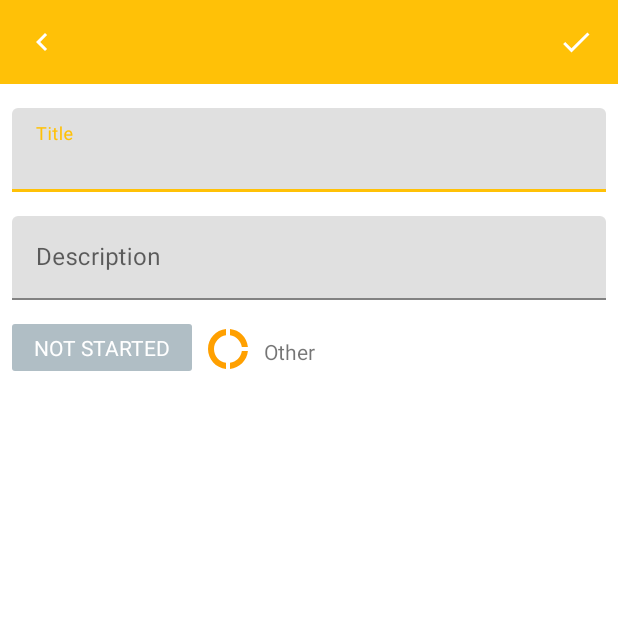
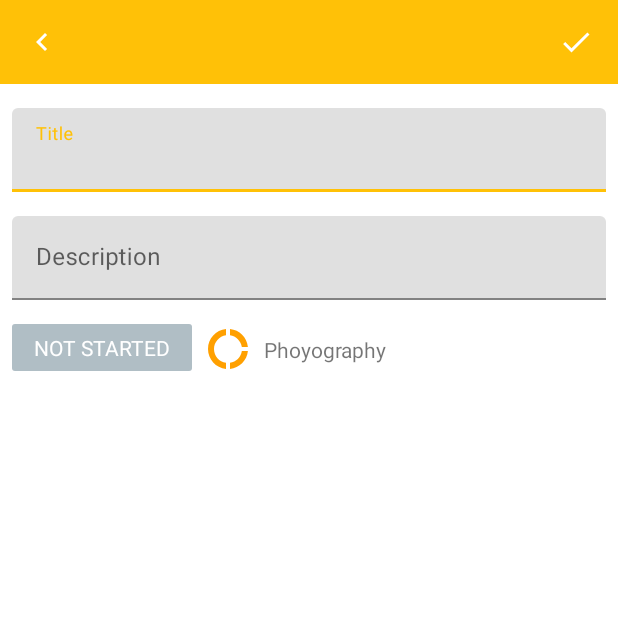
Before and after one commit to luiscarino/next-idea-android, an Android app: the AddActivity screen opened directly, with no data from a screen before it, on a phone screen of 412 x 824 dp, the top half of it. Run offline under Robolectric (Android 15) with nearby library versions, the phone set to English and light mode, and no system bars; 5 statements that could not run were skipped.

Commit message:
Fixed layouts

```diff
--- a/app/src/main/res/layout/activity_add.xml
+++ b/app/src/main/res/layout/activity_add.xml
@@ -106,16 +106,15 @@
     <TextView
         android:id="@+id/categoryNameTextView"
         android:layout_width="0dp"
-        android:layout_height="0dp"
+        android:layout_height="19dp"
         android:layout_marginBottom="8dp"
         android:layout_marginEnd="8dp"
         android:layout_marginStart="8dp"
         android:layout_marginTop="8dp"
-        android:text="Other"
+        android:text="Phoyography"
         app:layout_constraintBottom_toBottomOf="@+id/categoryIcon"
         app:layout_constraintEnd_toEndOf="parent"
         app:layout_constraintStart_toEndOf="@+id/categoryIcon"
-        app:layout_constraintTop_toTopOf="@+id/categoryIcon"
-        />
+        app:layout_constraintTop_toTopOf="@+id/categoryIcon" />
 
 </android.support.constraint.ConstraintLayout>
```
Also changed, not shown: app/src/main/res/layout/recyclerview_idea_item.xml (+5 -7 lines).
